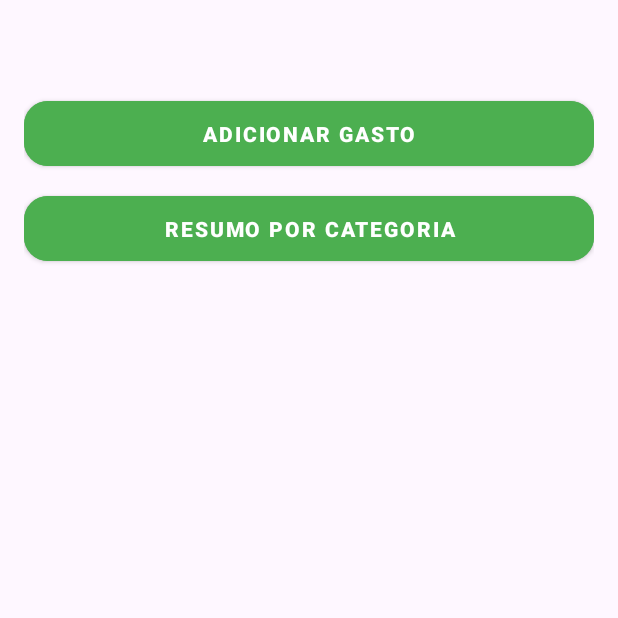
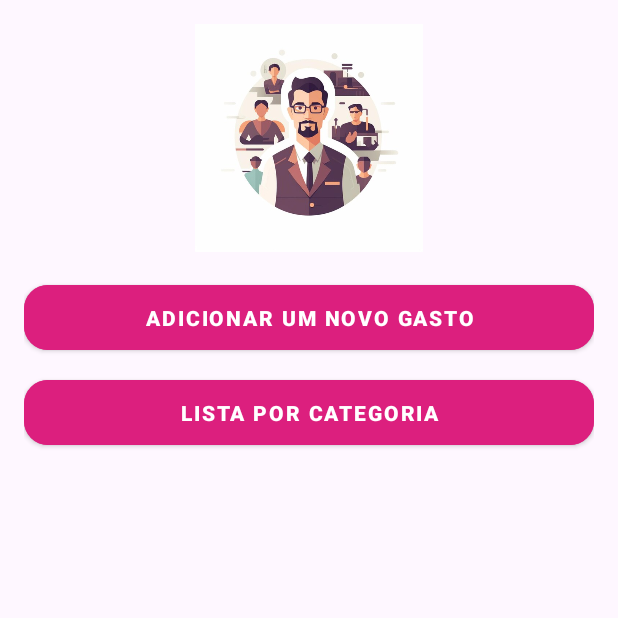
Before and after one commit to FCMEXE/AC2Mobile, an Android app: the screen it shows after launch (MainActivity), on a phone screen of 412 x 824 dp, the top half of it. Run offline under Robolectric (Android 15) with nearby library versions, the phone set to English and light mode, and no system bars.

Commit message:
att imagem logo

```diff
--- a/app/src/main/AndroidManifest.xml
+++ b/app/src/main/AndroidManifest.xml
@@ -13,7 +13,7 @@
         android:theme="@style/Theme.AC2MobileFinanças"
         tools:targetApi="31">
 
-        <activity android:name="com.example.ac2financas.CadastroGastoActivity" />
+        <activity android:name="com.example.ac2financas.AdicionarGastoActivity" />
         <activity android:name="com.example.ac2financas.ResumoActivity" />
 
         <activity
--- a/app/src/main/java/com/example/ac2financas/CadastroGastoActivity.java
+++ b/app/src/main/java/com/example/ac2financas/AdicionarGastoActivity.java
@@ -13,7 +13,7 @@ import com.example.ac2_mobile_finanas.R;
 
 import java.util.Calendar;
 
-public class CadastroGastoActivity extends AppCompatActivity {
+public class AdicionarGastoActivity extends AppCompatActivity {
     private EditText editDescricao, editValor, editData;
     private Spinner spinnerCategoria;
 
@@ -35,7 +35,7 @@ public class CadastroGastoActivity extends AppCompatActivity {
 
         editData.setOnClickListener(v -> {
             Calendar calendar = Calendar.getInstance();
-            new DatePickerDialog(CadastroGastoActivity.this, (view, year, month, dayOfMonth) ->
+            new DatePickerDialog(AdicionarGastoActivity.this, (view, year, month, dayOfMonth) ->
                     editData.setText(String.format("%02d/%02d/%04d", dayOfMonth, month + 1, year)),
                     calendar.get(Calendar.YEAR), calendar.get(Calendar.MONTH), calendar.get(Calendar.DAY_OF_MONTH)).show();
         });
--- a/app/src/main/java/com/example/ac2financas/MainActivity.java
+++ b/app/src/main/java/com/example/ac2financas/MainActivity.java
@@ -30,7 +30,7 @@ public class MainActivity extends AppCompatActivity {
         recyclerView.setLayoutManager(new LinearLayoutManager(this));
         recyclerView.setAdapter(adapter);
 
-        btnNovoGasto.setOnClickListener(v -> startActivity(new Intent(this, CadastroGastoActivity.class)));
+        btnNovoGasto.setOnClickListener(v -> startActivity(new Intent(this, AdicionarGastoActivity.class)));
         btnResumo.setOnClickListener(v -> startActivity(new Intent(this, ResumoActivity.class)));
     }
 
--- a/app/src/main/res/layout/activity_main.xml
+++ b/app/src/main/res/layout/activity_main.xml
@@ -5,16 +5,21 @@
     android:orientation="vertical"
     android:padding="16dp">
 
-    <View
-        android:layout_width="match_parent"
-        android:layout_height="45dp" />
+    <ImageView
+        android:id="@+id/ivLogo"
+        android:layout_width="178dp"
+        android:layout_height="152dp"
+        android:layout_gravity="center_horizontal"
+        android:layout_marginBottom="16dp"
+        android:src="@drawable/logo" />
 
     <Button
         android:id="@+id/btnNovoGasto"
         style="@style/CustomButton"
         android:layout_width="match_parent"
         android:layout_height="wrap_content"
-        android:text="Adicionar Gasto" />
+        android:backgroundTint="#DC1F7E"
+        android:text="Adicionar um novo gasto" />
 
     <Button
         android:id="@+id/btnResumo"
@@ -22,11 +27,12 @@
         android:layout_width="match_parent"
         android:layout_height="wrap_content"
         android:layout_marginTop="8dp"
-        android:text="Resumo por Categoria" />
+        android:backgroundTint="#DC1F7E"
+        android:text="Lista por Categoria" />
 
     <androidx.recyclerview.widget.RecyclerView
         android:id="@+id/recyclerGastos"
         android:layout_width="match_parent"
-        android:layout_height="457dp"
+        android:layout_height="0dp"
         android:layout_weight="1" />
 </LinearLayout>
```
Also changed, not shown: app/src/main/res/layout/activity_cadastro_gasto.xml (+6 -4 lines), app/src/main/res/drawable/logo.jpg (added).
